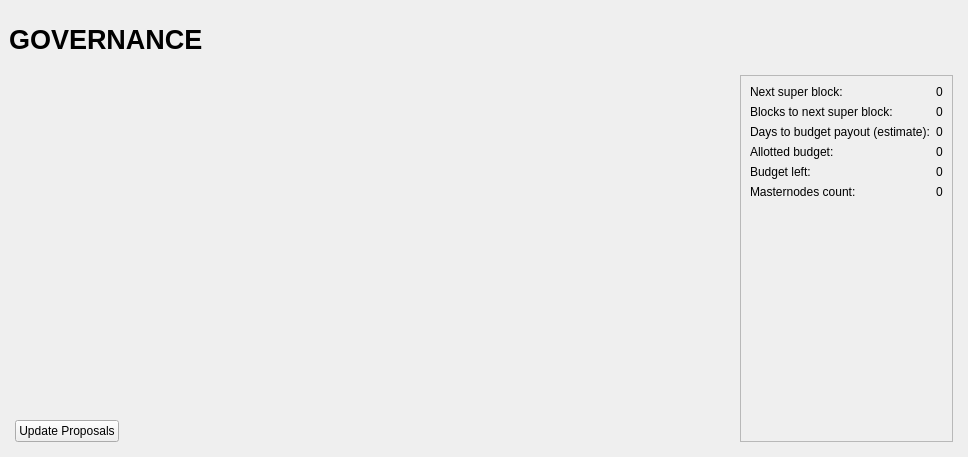
The window that src/qt/forms/governancepage.ui (cryptonodes-core/cryptonodes-core) describes before a commit, drawn with Qt 5.
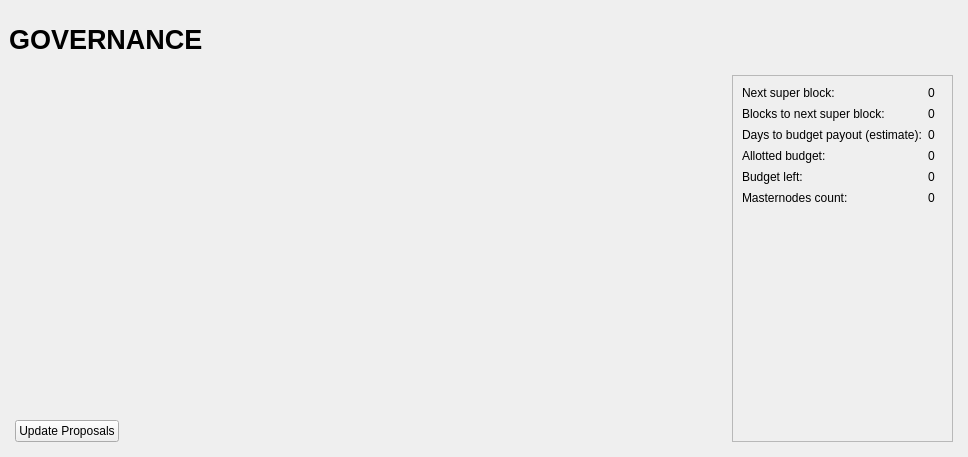
The same window after the commit.

What changed in the file:
```diff
--- a/src/qt/forms/governancepage.ui
+++ b/src/qt/forms/governancepage.ui
@@ -4,12 +4,16 @@
  <widget class="QWidget" name="GovernancePage">
   <property name="geometry">
    <rect>
-    <x>0</x>
-    <y>0</y>
     <width>968</width>
     <height>457</height>
    </rect>
   </property>
+  <property name="minimumSize">
+   <size>
+    <width>500</width>
+    <height>300</height>
+   </size>
+  </property>
   <property name="windowTitle">
    <string>Form</string>
   </property>
@@ -121,6 +125,12 @@
      </item>
      <item>
       <widget class="QFrame" name="frame_BG">
+       <property name="minimumSize">
+        <size>
+         <width>400</width>
+         <height>200</height>
+        </size>
+       </property>
        <layout class="QVBoxLayout" name="verticalLayout_3">
         <property name="leftMargin">
          <number>6</number>
@@ -136,6 +146,12 @@
         </property>
         <item>
          <widget class="QFrame" name="frame_Content">
+          <property name="minimumSize">
+           <size>
+            <width>300</width>
+            <height>150</height>
+           </size>
+          </property>
           <layout class="QVBoxLayout" name="verticalLayout">
            <property name="spacing">
             <number>0</number>
@@ -164,6 +180,12 @@
                    <verstretch>1</verstretch>
                   </sizepolicy>
                  </property>
+                 <property name="minimumSize">
+                  <size>
+                   <width>200</width>
+                   <height>100</height>
+                  </size>
+                 </property>
                  <property name="frameShape">
                   <enum>QFrame::NoFrame</enum>
                  </property>
@@ -185,8 +207,6 @@
                  <widget class="QWidget" name="scrollAreaWidgetContents">
                   <property name="geometry">
                    <rect>
-                    <x>0</x>
-                    <y>0</y>
                     <width>742</width>
                     <height>282</height>
                    </rect>
@@ -197,6 +217,12 @@
                     <verstretch>1</verstretch>
                    </sizepolicy>
                   </property>
+                  <property name="minimumSize">
+                   <size>
+                    <width>100</width>
+                    <height>100</height>
+                   </size>
+                  </property>
                   <layout class="QVBoxLayout" name="proposalGrid">
                    <property name="spacing">
                     <number>0</number>
@@ -261,6 +287,12 @@
              </item>
              <item>
               <widget class="QFrame" name="frame_budget_info">
+               <property name="minimumSize">
+                <size>
+                 <width>150</width>
+                 <height>100</height>
+                </size>
+               </property>
                <property name="frameShape">
                 <enum>QFrame::StyledPanel</enum>
                </property>
@@ -270,6 +302,12 @@
                <layout class="QGridLayout" name="gridLayout">
                 <item row="0" column="0">
                  <widget class="QLabel" name="next_superblock_label">
+                  <property name="minimumSize">
+                   <size>
+                    <width>50</width>
+                    <height>15</height>
+                   </size>
+                  </property>
                   <property name="text">
                    <string>Next super block:</string>
                   </property>
@@ -277,6 +315,12 @@
                 </item>
                 <item row="0" column="1" alignment="Qt::AlignRight">
                  <widget class="QLabel" name="next_superblock_value">
+                  <property name="minimumSize">
+                   <size>
+                    <width>15</width>
+                    <height>15</height>
+                   </size>
+                  </property>
                   <property name="text">
                    <string>0</string>
                   </property>
@@ -284,6 +328,12 @@
                 </item>
                 <item row="1" column="0">
                  <widget class="QLabel" name="blocks_before_super_label">
+                  <property name="minimumSize">
+                   <size>
+                    <width>50</width>
+                    <height>15</height>
+                   </size>
+                  </property>
                   <property name="text">
                    <string>Blocks to next super block:</string>
                   </property>
@@ -291,6 +341,12 @@
                 </item>
                 <item row="1" column="1" alignment="Qt::AlignRight">
                  <widget class="QLabel" name="blocks_before_super_value">
+                  <property name="minimumSize">
+                   <size>
+                    <width>15</width>
+                    <height>15</height>
+                   </size>
+                  </property>
                   <property name="text">
                    <string>0</string>
                   </property>
@@ -298,6 +354,12 @@
                 </item>
                 <item row="2" column="0">
                  <widget class="QLabel" name="time_before_super_label">
+                  <property name="minimumSize">
+                   <size>
+                    <width>50</width>
+                    <height>15</height>
+                   </size>
+                  </property>
                   <property name="text">
                    <string>Days to budget payout (estimate):</string>
                   </property>
@@ -305,6 +367,12 @@
                 </item>
                 <item row="2" column="1" alignment="Qt::AlignRight">
                  <widget class="QLabel" name="time_before_super_value">
+                  <property name="minimumSize">
+                   <size>
+                    <width>15</width>
+                    <height>15</height>
+                   </size>
+                  </property>
                   <property name="text">
                    <string>0</string>
                   </property>
@@ -312,6 +380,12 @@
                 </item>
                 <item row="3" column="0">
                  <widget class="QLabel" name="alloted_budget_label">
+                  <property name="minimumSize">
+                   <size>
+                    <width>50</width>
+                    <height>15</height>
+                   </size>
+                  </property>
                   <property name="text">
                    <string>Allotted budget:</string>
                   </property>
@@ -319,6 +393,12 @@
                 </item>
                 <item row="3" column="1" alignment="Qt::AlignRight">
                  <widget class="QLabel" name="alloted_budget_value">
+                  <property name="minimumSize">
+                   <size>
+                    <width>15</width>
+                    <height>15</height>
+                   </size>
+                  </property>
                   <property name="text">
                    <string>0</string>
                   </property>
@@ -326,6 +406,12 @@
                 </item>
                 <item row="4" column="0">
                  <widget class="QLabel" name="unallocated_budget_label">
+                  <property name="minimumSize">
+                   <size>
+                    <width>50</width>
+                    <height>15</height>
+                   </size>
+                  </property>
                   <property name="text">
                    <string>Budget left:</string>
                   </property>
@@ -333,6 +419,12 @@
                 </item>
                 <item row="4" column="1" alignment="Qt::AlignRight">
                  <widget class="QLabel" name="unallocated_budget_value">
+                  <property name="minimumSize">
+                   <size>
+                    <width>15</width>
+                    <height>15</height>
+                   </size>
+                  </property>
                   <property name="text">
                    <string>0</string>
                   </property>
@@ -340,6 +432,12 @@
                 </item>
                 <item row="5" column="0">
                  <widget class="QLabel" name="masternode_count_label">
+                  <property name="minimumSize">
+                   <size>
+                    <width>50</width>
+                    <height>15</height>
+                   </size>
+                  </property>
                   <property name="text">
                    <string>Masternodes count:</string>
                   </property>
@@ -347,6 +445,12 @@
                 </item>
                 <item row="5" column="1" alignment="Qt::AlignRight">
                  <widget class="QLabel" name="masternode_count_value">
+                  <property name="minimumSize">
+                   <size>
+                    <width>15</width>
+                    <height>15</height>
+                   </size>
+                  </property>
                   <property name="text">
                    <string>0</string>
                   </property>
```
Left out of the diff: 12 changed lines with no effect on the pictures.
